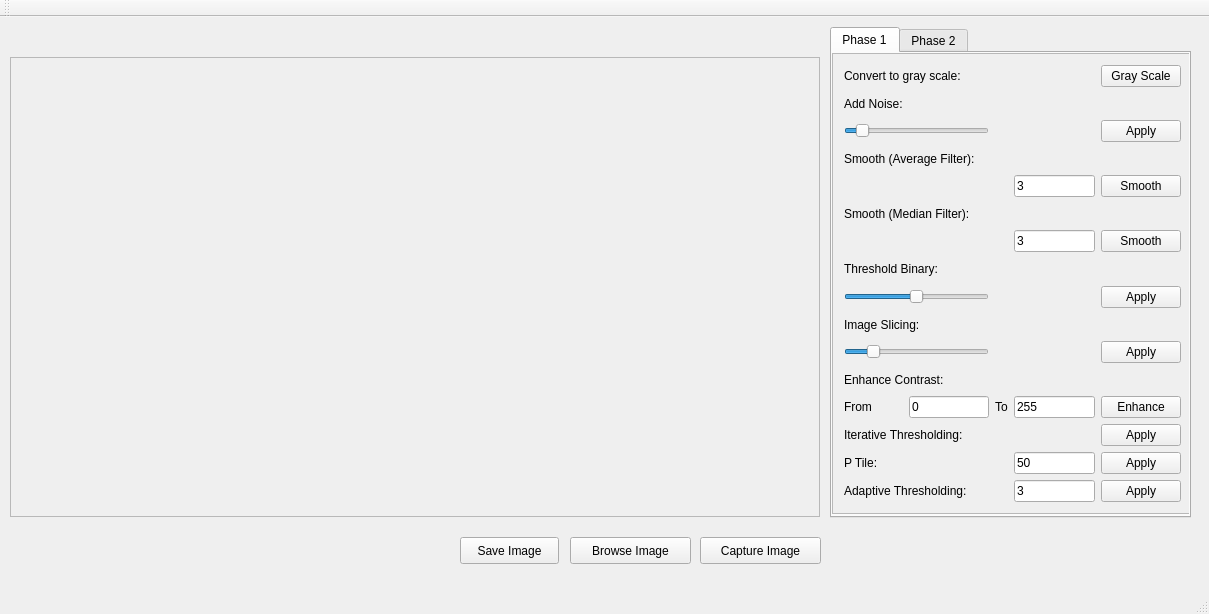
The window that mainwindow.ui (sina-cb/ColonD_ImageProcessor) describes before a commit, drawn with Qt 5.
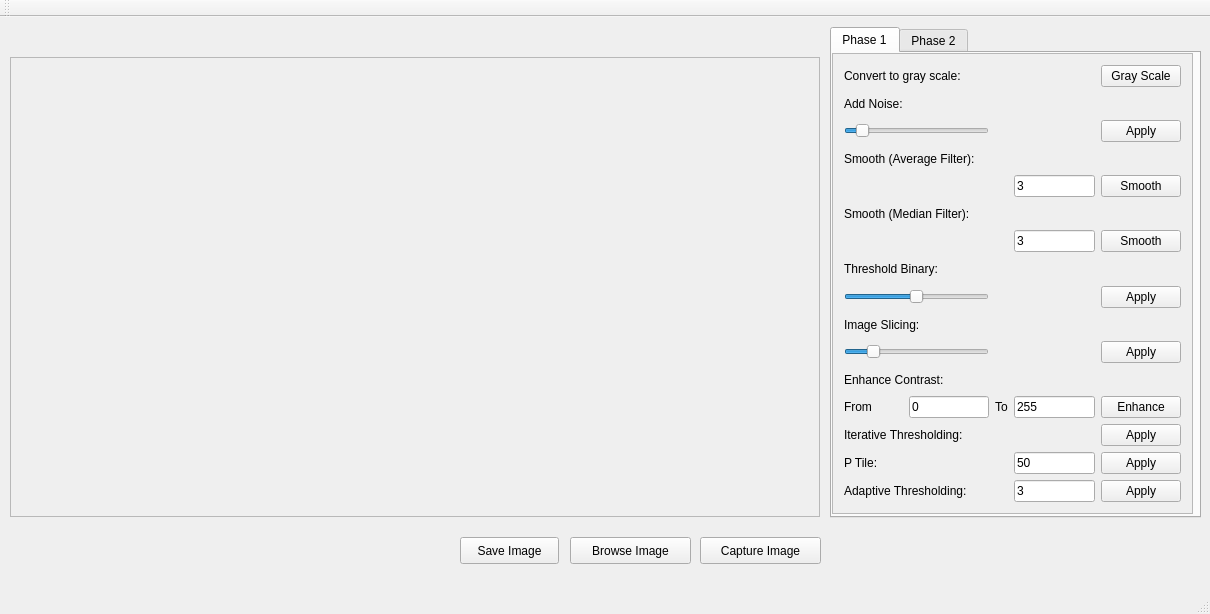
The same window after the commit.

Patch:
```diff
--- a/mainwindow.ui
+++ b/mainwindow.ui
@@ -6,7 +6,7 @@
    <rect>
     <x>0</x>
     <y>0</y>
-    <width>1209</width>
+    <width>1210</width>
     <height>614</height>
    </rect>
   </property>
@@ -96,7 +96,7 @@
      <rect>
       <x>830</x>
       <y>10</y>
-      <width>361</width>
+      <width>371</width>
       <height>491</height>
      </rect>
     </property>
```
Left out of the diff: 2 changed lines with no effect on the pictures.
